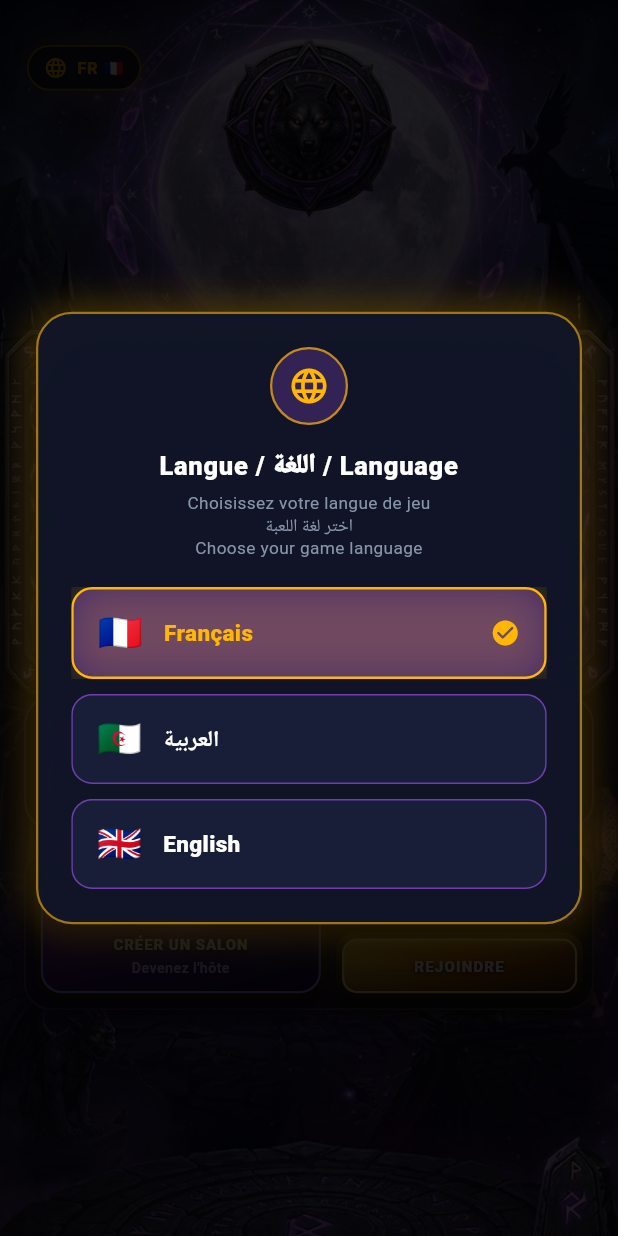
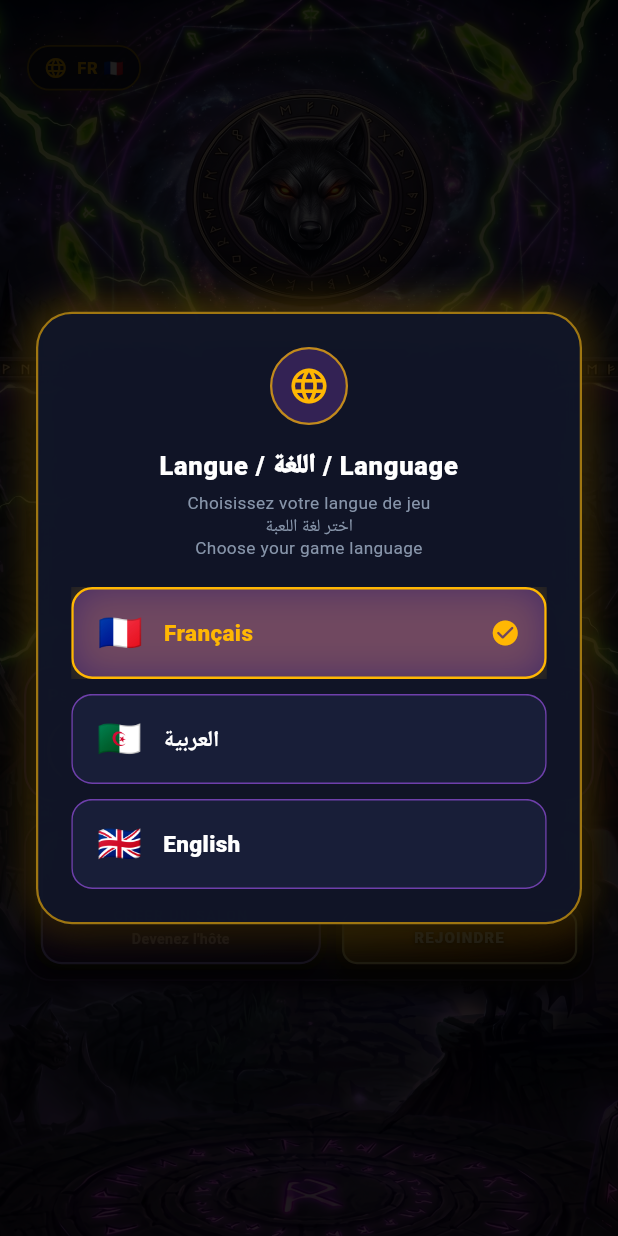
Before and after one commit to Anisghd-lab/LUPUS-ARENA, a Flutter app: the screen it shows after launch, on a phone screen of 412 x 824 dp. Run offline on Flutter 3.47's test engine with Material 3 defaults, Android fonts, the phone set to English and light mode, and no system bars; our stand-ins replace audioplayers, device_info_plus, dio, firebase_core, firebase_database, flutter_riverpod and 4 more; missing offline and left inert: agora_rtc_engine; accounts and stored records are empty; network calls fail; statements that could not run were skipped.

Commit message:
feat(ui): intégrer la nouvelle illustration d'arrière-plan backlobby.jpg dans le lobby

```diff
--- a/lupus_arena/lib/ui/screens/lobby_screen.dart
+++ b/lupus_arena/lib/ui/screens/lobby_screen.dart
@@ -189,11 +189,11 @@ class _LobbyScreenState extends ConsumerState<LobbyScreen> with WidgetsBindingOb
     final screenSize = media.size;
     final isLandscape = screenSize.width > screenSize.height;
 
-    // Calcul réactif et précis de l'échelle d'affichage de l'image de fond (704 x 1470)
+    // Calcul réactif et précis de l'échelle d'affichage de l'image de fond (1536 x 2752)
     // L'image de fond est rendue en plein écran avec BoxFit.cover et Alignment.topCenter.
-    final scale = math.max(screenSize.width / 704.0, screenSize.height / 1470.0);
-    // Le bas du cadre de pierre du loup-garou se termine à y = 774 dans l'image 704x1470.
-    final wolfFrameBottom = 774.0 * scale;
+    final scale = math.max(screenSize.width / 1536.0, screenSize.height / 2752.0);
+    // Le bas du cadre de pierre / illustration principale se termine à y = 1448 dans l'image 1536x2752.
+    final wolfFrameBottom = 1448.0 * scale;
 
     // Espace au-dessus des cartes :
     // - En mode portrait : démarre harmonieusement juste sous le cadre du loup (+ marge esthétique de 10dp).
@@ -209,21 +209,26 @@ class _LobbyScreenState extends ConsumerState<LobbyScreen> with WidgetsBindingOb
           // 1. Image d'arrière-plan en plein écran avec BoxFit.cover (garantit 0 vide noir)
           Positioned.fill(
             child: Image.asset(
-              LupusAssets.lobbyFantasyBgAsset,
+              LupusAssets.lobbyBackdropAsset,
               fit: BoxFit.cover,
               alignment: Alignment.topCenter,
               errorBuilder: (context, error, stackTrace) => Image.asset(
-                LupusAssets.lobbyFantasyBgAltAsset,
+                LupusAssets.lobbyFantasyBgFallbackAsset,
                 fit: BoxFit.cover,
                 alignment: Alignment.topCenter,
                 errorBuilder: (context, error, stackTrace) => Image.asset(
-                  LupusAssets.lobbyCleanBgAsset,
+                  LupusAssets.lobbyFantasyBgAltAsset,
                   fit: BoxFit.cover,
                   alignment: Alignment.topCenter,
                   errorBuilder: (context, error, stackTrace) => Image.asset(
-                    LupusAssets.villageNightBgAssetFallback,
+                    LupusAssets.lobbyCleanBgAsset,
                     fit: BoxFit.cover,
                     alignment: Alignment.topCenter,
+                    errorBuilder: (context, error, stackTrace) => Image.asset(
+                      LupusAssets.villageNightBgAssetFallback,
+                      fit: BoxFit.cover,
+                      alignment: Alignment.topCenter,
+                    ),
                   ),
                 ),
               ),
--- a/lupus_arena/lib/ui/theme/lupus_assets.dart
+++ b/lupus_arena/lib/ui/theme/lupus_assets.dart
@@ -18,7 +18,9 @@ class LupusAssets {
   static const String villageNightBgAssetFallback =
       'village_background.png';
   static const String wolfSealAsset = 'assets/images/lupus_seal.png';
-  static const String lobbyFantasyBgAsset = 'assets/images/lobby_fantasy_bg.png';
+  static const String lobbyBackdropAsset = 'assets/images/backlobby.jpg';
+  static const String lobbyFantasyBgAsset = 'assets/images/backlobby.jpg';
+  static const String lobbyFantasyBgFallbackAsset = 'assets/images/lobby_fantasy_bg.png';
   static const String lobbyFantasyBgAltAsset = 'assets/images/IMG_20260918_175859.png';
   static const String lobbyCleanBgAsset = 'assets/images/lobby_clean_bg.png';
   static const String tableNuitMockupAsset =
```
